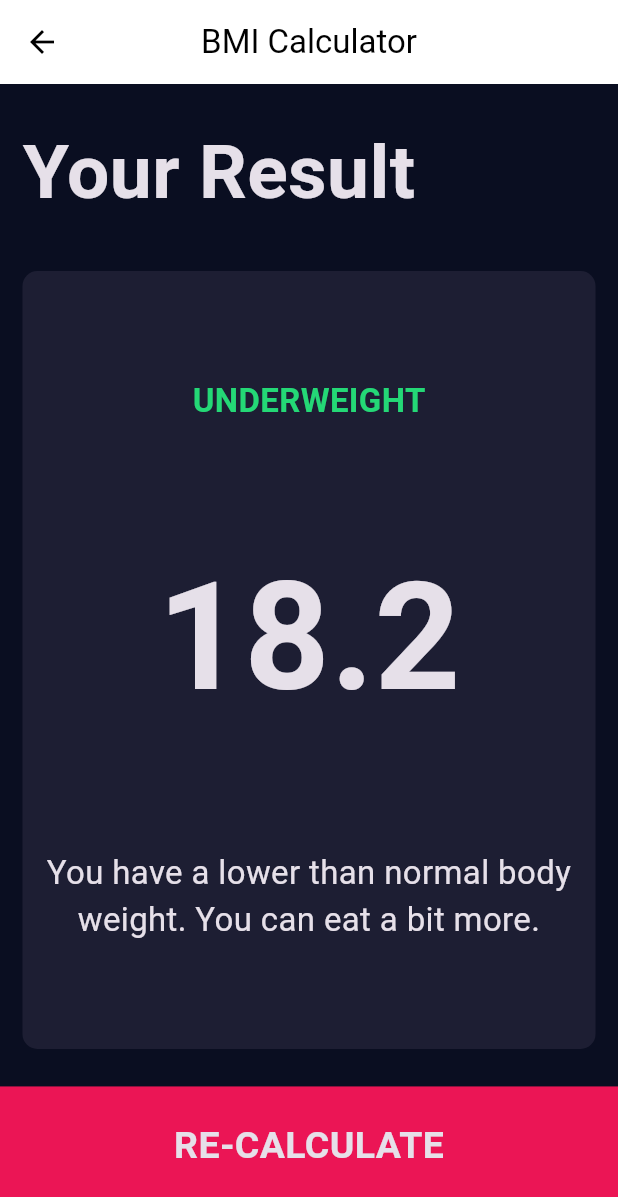
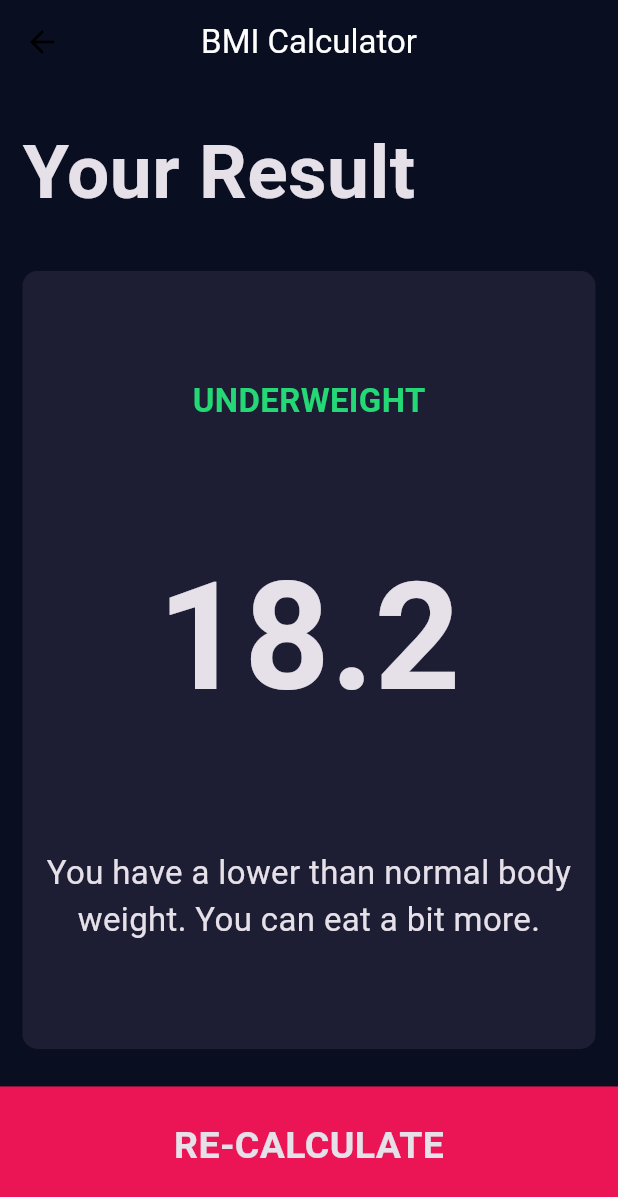
Before and after one commit to Amaar305/bmi_calculator, a Flutter app: the screen it shows after launch, after a tap on "CALCULATE", on a phone screen of 412 x 824 dp. Shown: the top 1197 px of the screen. Run offline on Flutter 3.47's test engine with Material 3 defaults, Android fonts, the phone set to English and light mode, and no system bars; our stand-ins replace font_awesome_flutter.

Commit message:
Editted AppBar

```diff
--- a/lib/screens/input_page.dart
+++ b/lib/screens/input_page.dart
@@ -22,7 +22,6 @@ class InputPage extends StatefulWidget {
 }
 
 class _InputPageState extends State<InputPage> {
-
   Gender selectedGender = Gender.other;
 
   int height = 180;
@@ -47,8 +46,12 @@ class _InputPageState extends State<InputPage> {
       appBar: AppBar(
         title: const Text(
           'BMI Calculator',
+          style: TextStyle(
+            color: Colors.white,
+          ),
         ),
         centerTitle: true,
+        backgroundColor: Colors.transparent,
       ),
       body: Column(
         crossAxisAlignment: CrossAxisAlignment.stretch,
--- a/lib/screens/results_pade.dart
+++ b/lib/screens/results_pade.dart
@@ -18,8 +18,14 @@ class ResultsPage extends StatelessWidget {
     // double result = 18.2;
     return Scaffold(
       appBar: AppBar(
-        title: const Text('BMI Calculator'),
+        title: const Text(
+          'BMI Calculator',
+          style: TextStyle(
+            color: Colors.white,
+          ),
+        ),
         centerTitle: true,
+        backgroundColor: Colors.transparent,
       ),
       body: Column(
         crossAxisAlignment: CrossAxisAlignment.stretch,
```
Also changed, not shown: pubspec.lock.
